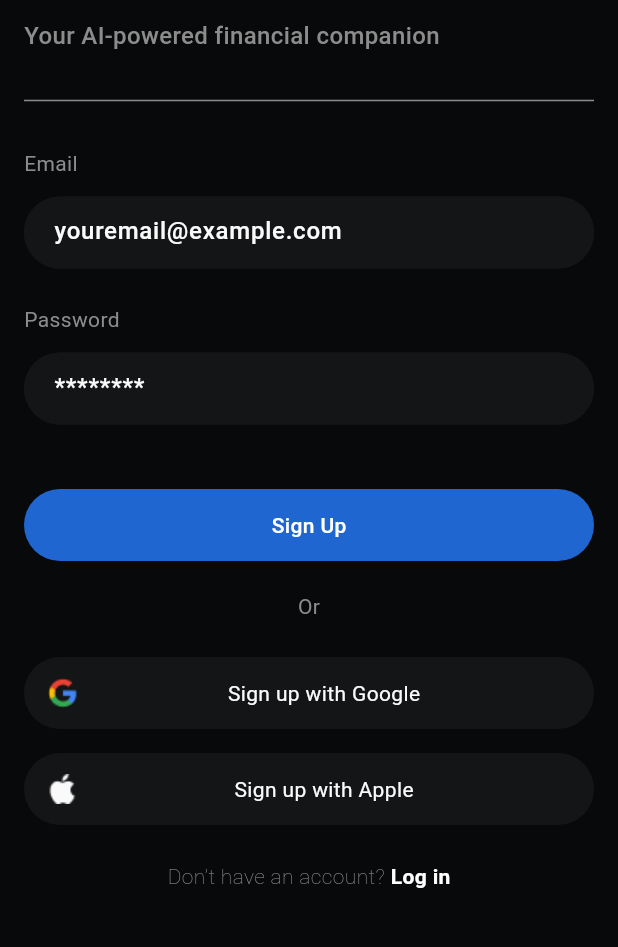
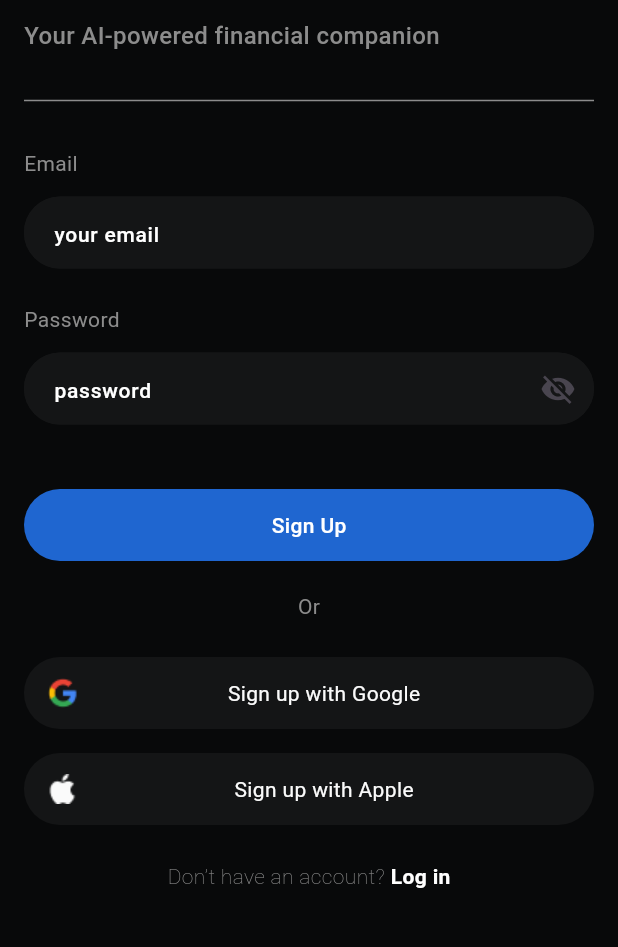
Before and after one commit to bashar2622/cypher, a Flutter app: the screen it shows after launch, on a phone screen of 412 x 824 dp, the part 96-1043 px from its top. Run offline on Flutter 3.47's test engine with Material 3 defaults, Android fonts, the phone set to English and light mode, and no system bars; our stand-ins replace bloc, fl_chart, flutter_bloc, get_it, go_router, shimmer.

Commit message:
update version

```diff
--- a/lib/features/Ai/goal_tracking_card.dart
+++ b/lib/features/Ai/goal_tracking_card.dart
@@ -43,7 +43,7 @@ class GoalTrackingCard extends StatelessWidget {
                 Spacer(),
                 CustomCardPositiveStyle(title: 'complete'),
                 SizedBox(width: 10),
-                Icon(Icons.menu),
+                Icon(Icons.more_vert_rounded),
               ],
             ),
             const SizedBox(height: 16),
--- a/lib/features/auth/presentation/screens/sign_up.dart
+++ b/lib/features/auth/presentation/screens/sign_up.dart
@@ -2,6 +2,7 @@ import 'package:cipher/core/constantse/app_screens_keys.dart';
 import 'package:cipher/core/constantse/color_palette.dart';
 import 'package:cipher/core/services/dependency_injection.dart';
 import 'package:cipher/core/utils/app_text_style.dart';
+import 'package:cipher/core/utils/validation.dart';
 import 'package:cipher/features/auth/presentation/state_managment/sign_up_bloc.dart';
 import 'package:cipher/features/auth/presentation/widgets/login_link.dart';
 import 'package:cipher/shared/widgets/custom_button.dart';
@@ -16,17 +17,25 @@ class SignUpScreen extends StatelessWidget {
 
   @override
   Widget build(BuildContext context) {
+    final TextEditingController email = TextEditingController();
+    final TextEditingController password = TextEditingController();
+    final GlobalKey<FormState> globalKey = GlobalKey();
     return BlocProvider(
       create: (context) => sl<SignUpBloc>(),
       child: Scaffold(
         body: Padding(
           padding: EdgeInsets.all(16),
           child: SingleChildScrollView(
+            child: Form(
+              key: globalKey,
               child: Column(
                 crossAxisAlignment: CrossAxisAlignment.start,
                 children: [
                   SizedBox(height: 8),
-                Text('Welcome to Cipher 👋', style: AppTextStyle.headlineStyle),
+                  Text(
+                    'Welcome to Cipher 👋',
+                    style: AppTextStyle.headlineStyle,
+                  ),
                   const SizedBox(height: 12),
                   Text(
                     'Your AI-powered financial companion',
@@ -36,20 +45,27 @@ class SignUpScreen extends StatelessWidget {
                   Divider(color: ColorsPalette.secondColor),
                   const SizedBox(height: 24),
                   CustomTextField(
+                    controller: email,
+                    validator: validateEmail,
                     label: 'Email',
-                  hintText: 'youremail@example.com',
+                    hintText: 'your email',
                   ),
                   const SizedBox(height: 24),
                   CustomTextField(
+                    validator: validatePassword,
+                    controller: password,
                     label: 'Password',
-                  hintText: '********',
+                    hintText: 'password',
                     obscureText: true,
                   ),
                   const SizedBox(height: 43),
                   BlocConsumer<SignUpBloc, SignUpState>(
                     listener: (context, state) {
                       if (state is LoadingSignUpState) {
-                      LoadingDialog.show(context, text: 'جاري انشاء الحساب...');
+                        LoadingDialog.show(
+                          context,
+                          text: 'جاري انشاء الحساب...',
+                        );
                       } else if (state is SuccessSignUpState) {
                         LoadingDialog.hide(context);
                         context.push(AppScreensKeys.mainScreen);
@@ -60,7 +76,11 @@ class SignUpScreen extends StatelessWidget {
                         title: 'Sign Up',
                         color: ColorsPalette.sevenColor,
                         func: () {
-                        BlocProvider.of<SignUpBloc>(context).add(SignUpEvent());
+                          //if (globalKey.currentState!.validate()) {
+                          BlocProvider.of<SignUpBloc>(
+                            context,
+                          ).add(SignUpEvent());
+                          //}
                         },
                       );
                     },
@@ -126,6 +146,7 @@ class SignUpScreen extends StatelessWidget {
             ),
           ),
         ),
+      ),
     );
   }
 }
--- a/lib/shared/widgets/custom_search_field.dart
+++ b/lib/shared/widgets/custom_search_field.dart
@@ -19,7 +19,11 @@ class CustomSearchBar extends StatelessWidget {
     return Row(
       children: [
         Expanded(
-          child: CustomTextField(hintText: hintText, label: ''),
+          child: CustomTextField(
+            hintText: hintText,
+            label: '',
+            controller: TextEditingController(),
+          ),
         ),
         SizedBox(width: 15),
         CustomCircleButton(onPressed: onSearch, icon: icon),
--- a/lib/shared/widgets/custom_text_field.dart
+++ b/lib/shared/widgets/custom_text_field.dart
@@ -2,43 +2,63 @@ import 'package:cipher/core/constantse/color_palette.dart';
 import 'package:cipher/core/utils/app_text_style.dart';
 import 'package:flutter/material.dart';
 
-class CustomTextField extends StatelessWidget {
+class CustomTextField extends StatefulWidget {
   final String label;
   final String hintText;
   final bool obscureText;
   final Widget? suffixIcon;
+  final TextEditingController controller;
+  final String? Function(String?)? validator;
 
   const CustomTextField({
+    super.key,
     required this.label,
     required this.hintText,
     this.obscureText = false,
+    required this.controller,
+    this.validator,
     this.suffixIcon,
   });
+
+  @override
+  State<CustomTextField> createState() => _CustomTextFieldState();
+}
+
+class _CustomTextFieldState extends State<CustomTextField> {
+  late bool _isObscured;
+  @override
+  void initState() {
+    super.initState();
+    _isObscured = widget.obscureText;
+  }
 
   @override
   Widget build(BuildContext context) {
     return Column(
       crossAxisAlignment: CrossAxisAlignment.start,
       children: [
-        label != ''
+        widget.label != ''
             ? Column(
                 children: [
-                  Text(label, style: AppTextStyle.captionStyle),
+                  Text(widget.label, style: AppTextStyle.captionStyle),
                   const SizedBox(height: 12),
                 ],
               )
             : SizedBox(),
         SizedBox(
           height: 48,
-          child: TextField(
-            obscureText: obscureText,
+          child: TextFormField(
+            validator: widget.validator,
+            controller: widget.controller,
+            obscureText: _isObscured,
             decoration: InputDecoration(
               filled: true,
               fillColor: ColorsPalette.primaryColor,
-              hintText: hintText,
-              hintStyle: AppTextStyle.bodyStyle.copyWith(
-                color: ColorsPalette.fouthColor,
+              hintText: widget.hintText,
+              labelStyle: AppTextStyle.bodyStyle.copyWith(
+                color: ColorsPalette.whaiteColor,
               ),
+              hintStyle: AppTextStyle.captionStyle3.copyWith(),
               enabledBorder: OutlineInputBorder(
                 borderRadius: BorderRadius.circular(30),
                 borderSide: BorderSide(color: ColorsPalette.primaryColor),
@@ -55,7 +75,18 @@ class CustomTextField extends StatelessWidget {
                 horizontal: 16,
                 vertical: 14,
               ),
-              suffixIcon: suffixIcon,
+              suffixIcon: widget.obscureText
+                  ? IconButton(
+                      icon: Icon(
+                        _isObscured ? Icons.visibility_off : Icons.visibility,
+                      ),
+                      onPressed: () {
+                        setState(() {
+                          _isObscured = !_isObscured;
+                        });
+                      },
+                    )
+                  : null,
             ),
           ),
         ),
```
Also changed, not shown: lib/core/utils/validation.dart (added, +37 -0 lines), lib/features/home/presentation/widgets/chart.dart (+5 -13 lines), lib/features/home/presentation/widgets/shimmer_home_loading.dart (+48 -5 lines). Lines whose indentation alone changed are shown as unchanged.
